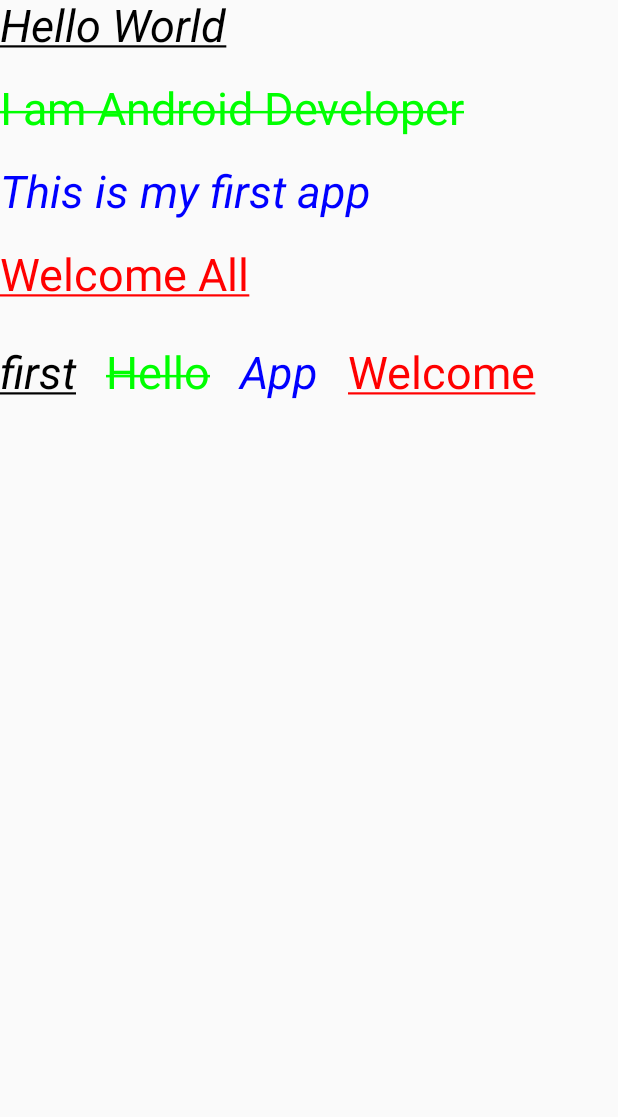
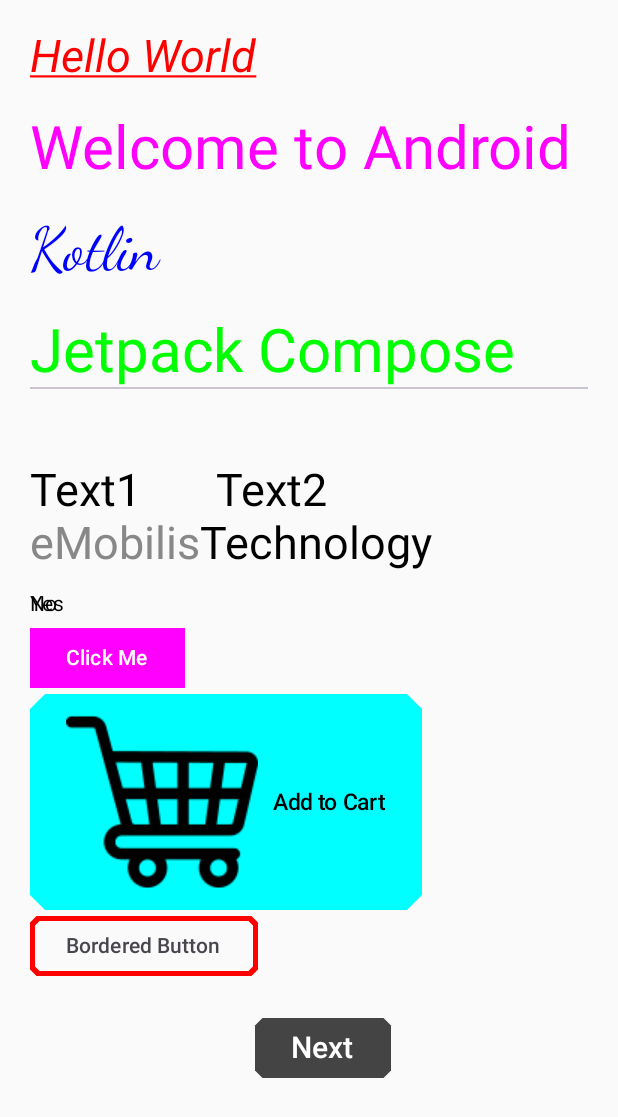
Before and after one commit to salsaden/androidapp, an Android app built with Jetpack Compose: the screen it shows after launch (MainActivity), on a phone screen of 412 x 824 dp. Shown: the top 1117 px of the screen. Run offline under Robolectric (Android 15) with nearby library versions, the phone set to English and light mode, and no system bars.

Commit message:
initial commit

```diff
--- a/app/build.gradle
+++ b/app/build.gradle
@@ -57,12 +57,14 @@
     implementation 'androidx.compose.ui:ui-tooling-preview'
     implementation 'androidx.compose.material3:material3'
     implementation platform('androidx.compose:compose-bom:2022.10.00')
+    implementation platform('androidx.compose:compose-bom:2022.10.00')
     testImplementation 'junit:junit:4.13.2'
     androidTestImplementation 'androidx.test.ext:junit:1.1.5'
     androidTestImplementation 'androidx.test.espresso:espresso-core:3.5.1'
     androidTestImplementation platform('androidx.compose:compose-bom:2022.10.00')
     androidTestImplementation 'androidx.compose.ui:ui-test-junit4'
     androidTestImplementation platform('androidx.compose:compose-bom:2022.10.00')
+    androidTestImplementation platform('androidx.compose:compose-bom:2022.10.00')
     debugImplementation 'androidx.compose.ui:ui-tooling'
     debugImplementation 'androidx.compose.ui:ui-test-manifest'
 }
--- a/app/src/main/AndroidManifest.xml
+++ b/app/src/main/AndroidManifest.xml
@@ -12,6 +12,11 @@
         android:supportsRtl="true"
         android:theme="@style/Theme.Salma"
         tools:targetApi="31">
+        <activity
+            android:name=".ScrollActivity"
+            android:exported="false"
+            android:label="@string/title_activity_scroll"
+            android:theme="@style/Theme.Salma" />
         <activity
             android:name=".ImageActivity"
             android:exported="false"
--- a/app/src/main/java/com/example/salma/MainActivity.kt
+++ b/app/src/main/java/com/example/salma/MainActivity.kt
@@ -1,11 +1,13 @@
 package com.example.salma
 
+import android.content.Intent
 import android.os.Bundle
 import android.widget.Space
 import androidx.activity.ComponentActivity
 import androidx.activity.compose.setContent
 import androidx.compose.foundation.BorderStroke
 import androidx.compose.foundation.Image
+import androidx.compose.foundation.layout.Box
 import androidx.compose.foundation.layout.Column
 import androidx.compose.foundation.layout.Row
 import androidx.compose.foundation.layout.Spacer
@@ -15,7 +17,9 @@
 import androidx.compose.foundation.layout.width
 import androidx.compose.foundation.shape.CutCornerShape
 import androidx.compose.material3.Button
+import androidx.compose.material3.ButtonColors
 import androidx.compose.material3.ButtonDefaults
+import androidx.compose.material3.Divider
 import androidx.compose.material3.MaterialTheme
 import androidx.compose.material3.Surface
 import androidx.compose.material3.Text
@@ -23,6 +27,7 @@
 import androidx.compose.ui.Modifier
 import androidx.compose.ui.graphics.Color
 import androidx.compose.ui.graphics.RectangleShape
+import androidx.compose.ui.platform.LocalContext
 import androidx.compose.ui.res.painterResource
 import androidx.compose.ui.text.font.FontFamily
 import androidx.compose.ui.text.font.FontStyle
@@ -43,101 +48,92 @@
 }
 
 @Composable
-fun demo() {
-    Column(modifier = Modifier.fillMaxSize()) {
+fun demo(){
+
+    val mContext= LocalContext.current
+
+    Column(modifier = Modifier
+        .fillMaxSize()
+        .padding(20.dp)){
         Text(
             text = "Hello World",
-            color = Color.Black,
+            color = Color.Red,
             fontSize = 30.sp,
-            fontStyle = FontStyle.Italic, textDecoration = TextDecoration.Underline,
+            fontStyle = FontStyle.Italic,
+            textDecoration = TextDecoration.Underline
         )
         Spacer(modifier = Modifier.height(20.dp))
         Text(
-            text = "I am Android Developer", color = Color.Green,
-            fontSize = 30.sp,
-            fontStyle = FontStyle.Normal, textDecoration = TextDecoration.LineThrough,
+            text = "Welcome to Android",
+            color = Color.Magenta,
+            fontFamily = FontFamily.SansSerif,
+            fontSize = 40.sp
+        )
+        Spacer(modifier = Modifier.height(20.dp))
+        Text(text = "Kotlin",
+            color = Color.Blue,
+            fontSize = 40.sp,
+            fontFamily = FontFamily.Cursive
         )
         Spacer(modifier = Modifier.height(20.dp))
         Text(
-            text = "This is my first app",
-            color = Color.Blue,
-            fontSize = 30.sp,
-            fontStyle = FontStyle.Italic, textDecoration = TextDecoration.None,
+            text = "Jetpack Compose",
+            color = Color.Green,
+            fontSize = 40.sp,
+            fontStyle = FontStyle.Normal
         )
-        Spacer(modifier = Modifier.height(20.dp))
-        Text(
-            text = "Welcome All",
-            color = Color.Red,
-            fontSize = 30.sp,
-            fontStyle = FontStyle.Normal, textDecoration = TextDecoration.Underline,
-        )
-        Spacer(modifier = Modifier.height(30.dp))
+        Divider()
+        Spacer(modifier = Modifier.height(50.dp))
 
-        Row(modifier = Modifier.fillMaxSize()) {
-            Text(
-                text = "first",
-                color = Color.Black,
-                fontSize = 30.sp,
-                fontStyle = FontStyle.Italic, textDecoration = TextDecoration.Underline,
-            )
-            Spacer(modifier = Modifier.width(20.dp))
-            Text(
-                text = "Hello", color = Color.Green,
-                fontSize = 30.sp,
-                fontStyle = FontStyle.Normal, textDecoration = TextDecoration.LineThrough,
-            )
-            Spacer(modifier = Modifier.width(20.dp))
-            Text(
-                text = "App",
-                color = Color.Blue,
-                fontSize = 30.sp,
-                fontStyle = FontStyle.Italic, textDecoration = TextDecoration.None,
-            )
-            Spacer(modifier = Modifier.width(20.dp))
-            Text(
-                text = "Welcome",
-                color = Color.Red,
-                fontSize = 30.sp,
-                fontStyle = FontStyle.Normal,
-                fontFamily = FontFamily.SansSerif,
-                textDecoration = TextDecoration.Underline,
-            )
+        Row {
+           Text(text = "Text1", fontSize = 30.sp)
+           Spacer(modifier = Modifier.width(50.dp))
+           Text(text = "Text2", fontSize = 30.sp)
         }
-        Button(
-            onClick = { /*TODO*/ },
-            shape = RectangleShape,
-            colors = ButtonDefaults.buttonColors(Color.Magenta)
-        ) {
-            Text(text = "Click Me")
-
+        Spacer(modifier = Modifier.width(50.dp))
+        Row {
+            Text(text = "eMobilis", fontSize = 30.sp, color = Color.Gray)
+            Spacer(modifier = Modifier.height(50.dp))
+            Text(text = "Technology", fontSize = 30.sp)
+            Spacer(modifier = Modifier.height(50.dp))
         }
 
-        Button(
-            onClick = { /*TODO*/ },
+    Box {
+       Text(text = "Yes")
+        Spacer(modifier = Modifier.height(20.dp))
+       Text(text = "No")
+    }
+    //Button
+    Button(onClick = { /*TODO*/ },
+        shape = RectangleShape,
+        colors = ButtonDefaults.buttonColors(Color.Magenta)) {
+        Text(text = "Click Me")
+    }
+    Button(onClick = { /*TODO*/ },
+        shape = CutCornerShape(10.dp),
+        colors = ButtonDefaults.buttonColors(Color.Cyan)) {
+        Image(painter = painterResource(id = R.drawable.img_7), contentDescription ="" )
+        Text(text = "Add to Cart", modifier = Modifier.padding(start = 10.dp), fontSize = 15.sp ,color = Color.Black)
+    }
+    Button(onClick = { /*TODO*/ },
+        shape = CutCornerShape(5.dp),
+        border = BorderStroke(3.dp, Color.Red),
+        colors = ButtonDefaults.outlinedButtonColors()) {
+        Text(text = "Bordered Button")
+    }
+        Spacer(modifier = Modifier.height(20.dp))
+        //Intent
+        Button(onClick = {
+                         mContext.startActivity(Intent(mContext,ImageActivity::class.java))
+        },
             shape = CutCornerShape(5.dp),
-            colors = ButtonDefaults.buttonColors(Color.Yellow)
-        ) {
-
-            Image(painter = painterResource(id = R.drawable.img_7), contentDescription = "")
-            Text(
-                text = "Add to Cart",
-                modifier = Modifier.padding(start = 10.dp)
-            )
-
+            colors = ButtonDefaults.buttonColors(Color.DarkGray),
+            modifier = Modifier.padding(start= 150.dp)) {
+            Text(text = "Next", color = Color.White, fontSize = 20.sp)
         }
-
-        Button(onClick = { /*TODO*/ }, shape = CutCornerShape(5.dp),
-            border = BorderStroke(3.dp, Color.Blue),
-            colors = ButtonDefaults.outlinedButtonColors())
-        {
-            Text(text = "Bordered button")
-        }
-
-
-    }
+}
 
 }
-
 @Preview(showBackground = true)
 @Composable
 fun DemoPreview(){
--- a/app/src/main/res/values/strings.xml
+++ b/app/src/main/res/values/strings.xml
@@ -1,4 +1,5 @@
 <resources>
     <string name="app_name">Salma</string>
     <string name="title_activity_image">ImageActivity</string>
+    <string name="title_activity_scroll">ScrollActivity</string>
 </resources>
```
Also changed, not shown: app/src/main/java/com/example/salma/ImageActivity.kt (+33 -8 lines), app/src/main/java/com/example/salma/ScrollActivity.kt (added, +106 -0 lines).
